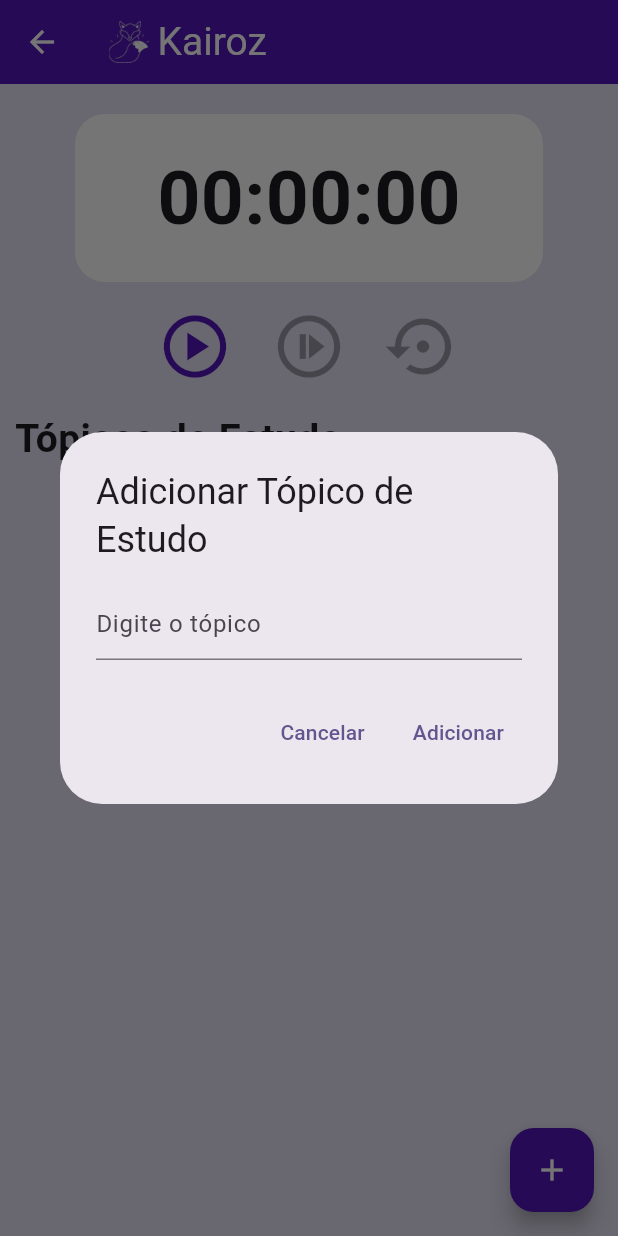
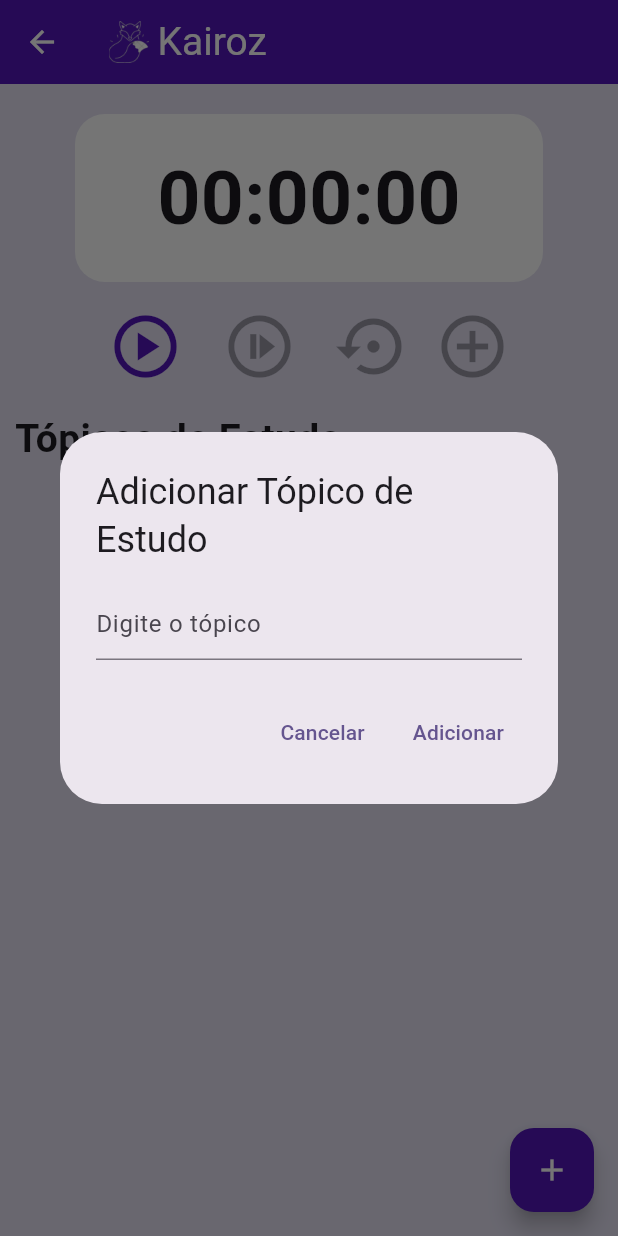
Before and after one commit to danielrocha28/Kairoz, a Flutter app: the MyStopwatch screen opened directly, after a tap on the "add" icon, on a phone screen of 412 x 824 dp. Run offline on Flutter 3.47's test engine with Material 3 defaults, Android fonts, the phone set to English and light mode, and no system bars; our stand-ins replace carousel_slider, fl_chart, flutter_dotenv, google_nav_bar, syncfusion_flutter_calendar, youtube_player_flutter.

Commit message:
Modificação widget timer

```diff
--- a/kairoz_app/lib/widgets/my_timer.dart
+++ b/kairoz_app/lib/widgets/my_timer.dart
@@ -2,6 +2,7 @@ import 'package:flutter/material.dart';
 import 'dart:async';
 import 'package:kairoz/app_colors/app_colors.dart';
 import 'package:kairoz/widgets/my_appbar.dart';
+import 'package:http/http.dart' as http;
 
 class StudyTopic extends StatelessWidget {
   late String topicName;
@@ -107,8 +108,44 @@ class _MyStopwatch extends State<MyStopwatch> {
     }
   }
 
+  //Função pra adicionar o tempo total do timer a um tópico de estudo
+  void _addTotalTime () {
+      setState(() {
+        _showAddTotalTime;
+
+      });
+  }
+
   // Função para mostrar o dialog para adicionar tópicos
   void _showAddStudyTopicDialog() {
+    showDialog(
+      context: context,
+      builder: (context) {
+        return AlertDialog(
+          title: const Text('Adicionar Tópico de Estudo'),
+          content: TextField(
+            controller: _controller,
+            decoration: const InputDecoration(hintText: 'Digite o tópico'),
+          ),
+          actions: [
+            TextButton(
+              onPressed: () {
+                Navigator.of(context).pop(); // Fecha o dialog sem adicionar
+              },
+              child: const Text('Cancelar'),
+            ),
+            TextButton(
+              onPressed: _addStudyTopic,
+              child: const Text('Adicionar'),
+            ),
+          ],
+        );
+      },
+    );
+  }
+
+  // Função para mostrar o dialog para adicionar tópicos
+  void _showAddTotalTime() {
     showDialog(
       context: context,
       builder: (context) {
@@ -218,11 +255,19 @@ class _MyStopwatch extends State<MyStopwatch> {
                 icon: const Icon(Icons.settings_backup_restore, size: 50),
                 color: kairozDarkPurple,
               ),
+              IconButton(
+                onPressed: _isRunning
+                    ? null
+                    : (_hours != 0 || _minutes != 0 || _seconds != 0
+                        ? _addTotalTime
+                        : null),
+                icon: const Icon(Icons.add_circle_outline, size: 50),
+                color: kairozDarkPurple,
+              ),
             ],
           ),
 
           const SizedBox(height: 10),
-
           Container(
             padding: const EdgeInsets.only(left: 10),
             alignment: Alignment.topLeft,
```
